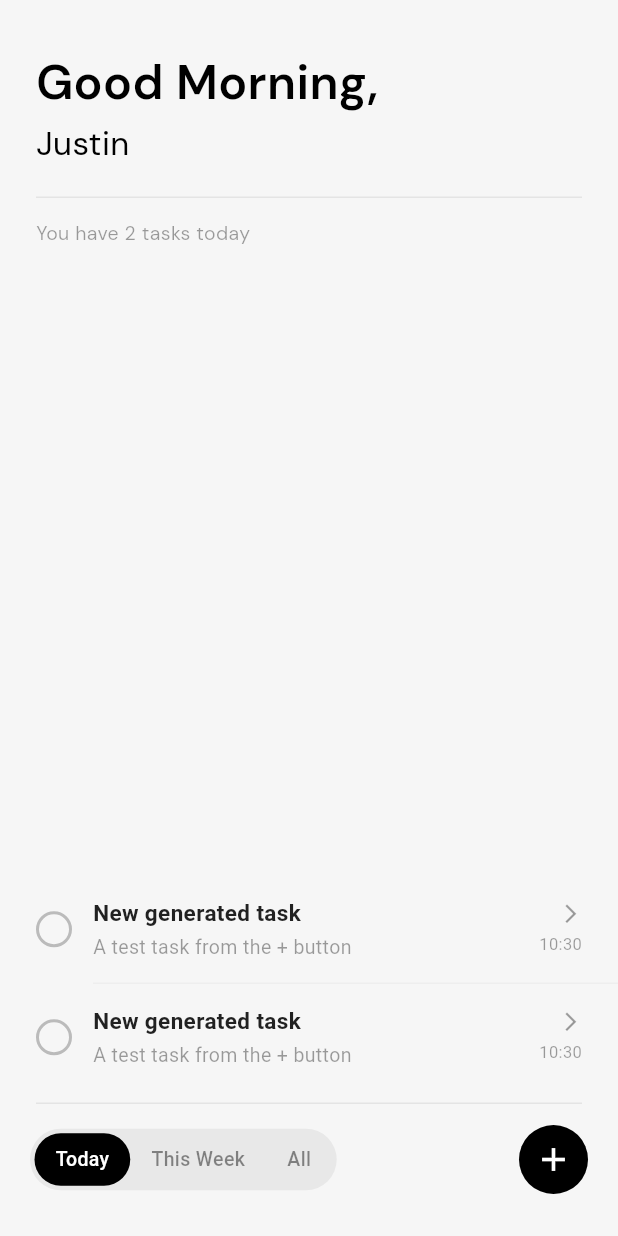
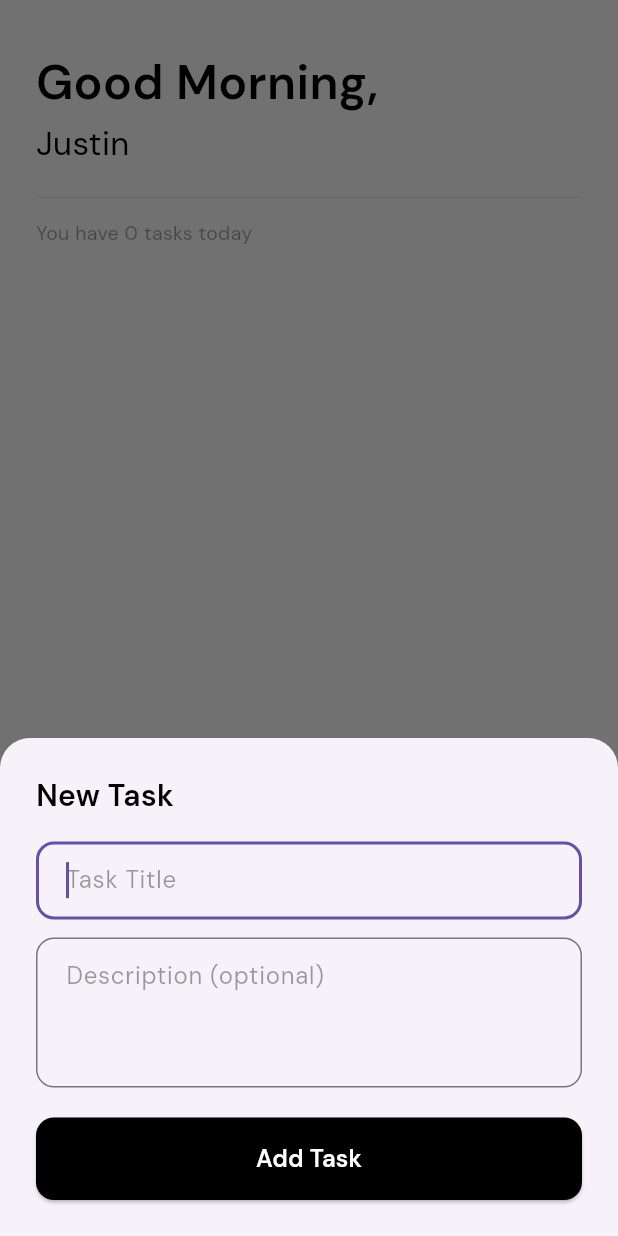
Before and after one commit to zjsuarez/Flutter-TodoList-with-Firebase, a Flutter app: the DashboardScreen screen opened by its route, item 4 of the bottom bar chosen, after a tap on the "add" icon, on a phone screen of 412 x 824 dp. Run offline on Flutter 3.47's test engine with Material 3 defaults, Android fonts, the phone set to English and light mode, and no system bars; our stand-ins replace bloc, flutter_bloc, freezed_annotation, get_it, go_router, google_fonts and 3 more; accounts and stored records are empty.

Commit message:
(feat): Added temporal bottom sheet to create tasks

```diff
--- a/lib/src/features/dashboard/presentation/screens/dashboard_screen.dart
+++ b/lib/src/features/dashboard/presentation/screens/dashboard_screen.dart
@@ -5,6 +5,7 @@ import 'package:google_fonts/google_fonts.dart';
 
 import '../../domain/entities/task.dart';
 import '../bloc/dashboard/bloc/dashboard_bloc.dart';
+import '../widgets/add_task_bottom_sheet.dart';
 import '../widgets/filter_chip_widget.dart';
 import '../widgets/task_tile.dart';
 
@@ -166,15 +167,20 @@ class _DashboardScreenState extends State<DashboardScreen> {
                       const Spacer(),
                       GestureDetector(
                         onTap: () {
-                          // Dummy trigger to test the Add Functionality
-                          final dummyTask = Task(
-                            id: DateTime.now().millisecondsSinceEpoch.toString(),
-                            title: 'New generated task',
-                            description: 'A test task from the + button',
-                            date: DateTime.now(),
-                            isCompleted: false,
+                          showModalBottomSheet(
+                            context: context,
+                            isScrollControlled: true, // required so the keyboard doesn't cover the sheet
+                            shape: const RoundedRectangleBorder(
+                              borderRadius: BorderRadius.vertical(top: Radius.circular(20)),
+                            ),
+                            builder: (ctx) {
+                              return AddTaskBottomSheet(
+                                onAdd: (newTask) {
+                                  context.read<DashboardBloc>().add(DashboardEvent.addTask(newTask));
+                                },
+                              );
+                            },
                           );
-                          context.read<DashboardBloc>().add(DashboardEvent.addTask(dummyTask));
                         },
                         child: Container(
                           width: 46,
--- /dev/null
+++ b/lib/src/features/dashboard/presentation/widgets/add_task_bottom_sheet.dart
@@ -0,0 +1,112 @@
+import 'package:flutter/material.dart';
+import 'package:google_fonts/google_fonts.dart';
+
+import '../../domain/entities/task.dart';
+
+class AddTaskBottomSheet extends StatefulWidget {
+  final Function(Task) onAdd;
+
+  const AddTaskBottomSheet({super.key, required this.onAdd});
+
+  @override
+  State<AddTaskBottomSheet> createState() => _AddTaskBottomSheetState();
+}
+
+class _AddTaskBottomSheetState extends State<AddTaskBottomSheet> {
+  final _titleController = TextEditingController();
+  final _descriptionController = TextEditingController();
+
+  @override
+  void dispose() {
+    _titleController.dispose();
+    _descriptionController.dispose();
+    super.dispose();
+  }
+
+  void _submit() {
+    if (_titleController.text.trim().isEmpty) return;
+
+    final newTask = Task(
+      id: DateTime.now().millisecondsSinceEpoch.toString(),
+      title: _titleController.text.trim(),
+      description: _descriptionController.text.trim(),
+      date: DateTime.now(),
+      isCompleted: false,
+    );
+
+    widget.onAdd(newTask);
+    Navigator.pop(context);
+  }
+
+  @override
+  Widget build(BuildContext context) {
+    return Padding(
+      padding: EdgeInsets.only(
+        bottom: MediaQuery.of(context).viewInsets.bottom,
+        left: 24,
+        right: 24,
+        top: 24,
+      ),
+      child: Column(
+        mainAxisSize: MainAxisSize.min,
+        crossAxisAlignment: CrossAxisAlignment.stretch,
+        children: [
+          Text(
+            'New Task',
+            style: GoogleFonts.dmSans(
+              fontSize: 20,
+              fontWeight: FontWeight.w600,
+              color: Colors.black,
+            ),
+          ),
+          const SizedBox(height: 16),
+          TextField(
+            controller: _titleController,
+            autofocus: true,
+            decoration: InputDecoration(
+              hintText: 'Task Title',
+              hintStyle: GoogleFonts.dmSans(color: Colors.black38),
+              border: OutlineInputBorder(
+                borderRadius: BorderRadius.circular(12),
+              ),
+              contentPadding: const EdgeInsets.symmetric(horizontal: 16, vertical: 14),
+            ),
+          ),
+          const SizedBox(height: 12),
+          TextField(
+            controller: _descriptionController,
+            maxLines: 3,
+            decoration: InputDecoration(
+              hintText: 'Description (optional)',
+              hintStyle: GoogleFonts.dmSans(color: Colors.black38),
+              border: OutlineInputBorder(
+                borderRadius: BorderRadius.circular(12),
+              ),
+              contentPadding: const EdgeInsets.symmetric(horizontal: 16, vertical: 14),
+            ),
+          ),
+          const SizedBox(height: 20),
+          ElevatedButton(
+            onPressed: _submit,
+            style: ElevatedButton.styleFrom(
+              backgroundColor: Colors.black,
+              foregroundColor: Colors.white,
+              padding: const EdgeInsets.symmetric(vertical: 16),
+              shape: RoundedRectangleBorder(
+                borderRadius: BorderRadius.circular(12),
+              ),
+            ),
+            child: Text(
+              'Add Task',
+              style: GoogleFonts.dmSans(
+                fontSize: 16,
+                fontWeight: FontWeight.w600,
+              ),
+            ),
+          ),
+          const SizedBox(height: 24),
+        ],
+      ),
+    );
+  }
+}
```
